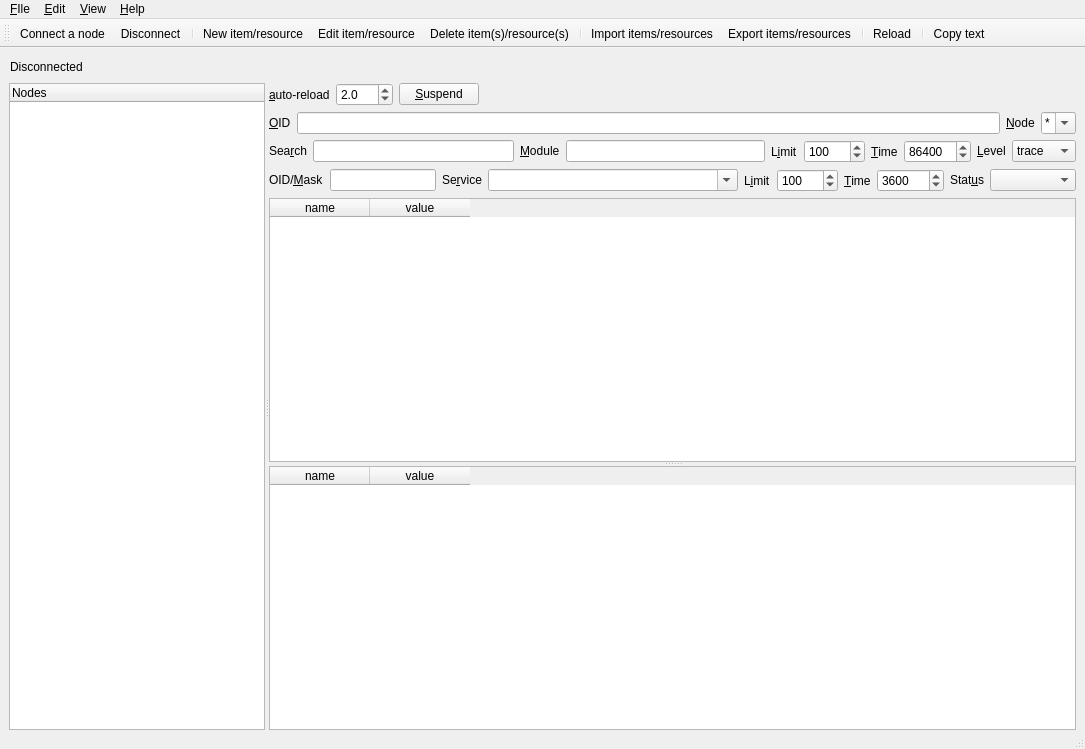
Qt form ui/main.ui (eva-ics/ecmui) before a commit.
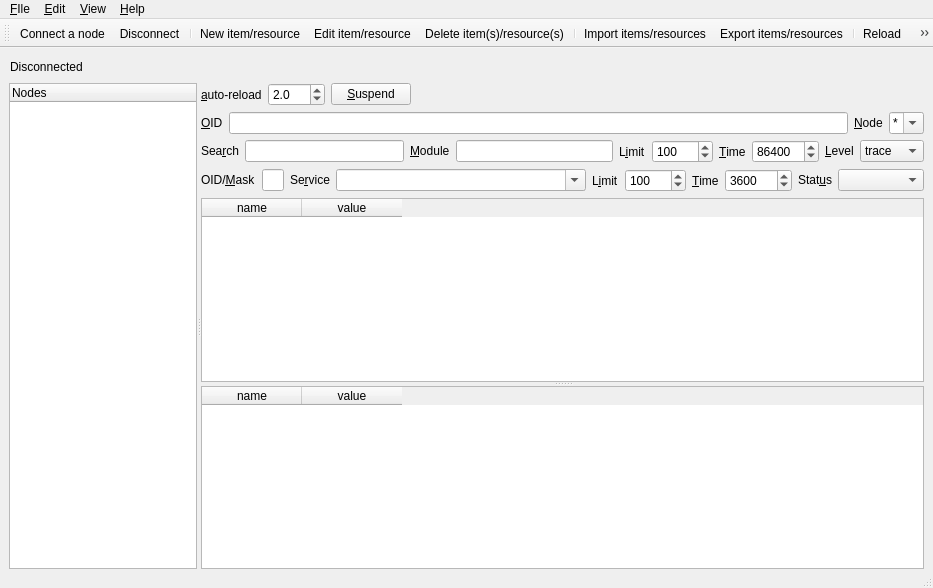
The same form after that commit. Icons and pictures are not drawn.

Commit message: win size

The edit to the form file:
```diff
--- a/ui/main.ui
+++ b/ui/main.ui
@@ -6,8 +6,8 @@
    <rect>
     <x>0</x>
     <y>0</y>
-    <width>1085</width>
-    <height>749</height>
+    <width>933</width>
+    <height>588</height>
    </rect>
   </property>
   <property name="sizePolicy">
@@ -645,7 +645,7 @@
     <rect>
      <x>0</x>
      <y>0</y>
-     <width>1085</width>
+     <width>933</width>
      <height>20</height>
     </rect>
    </property>
```
